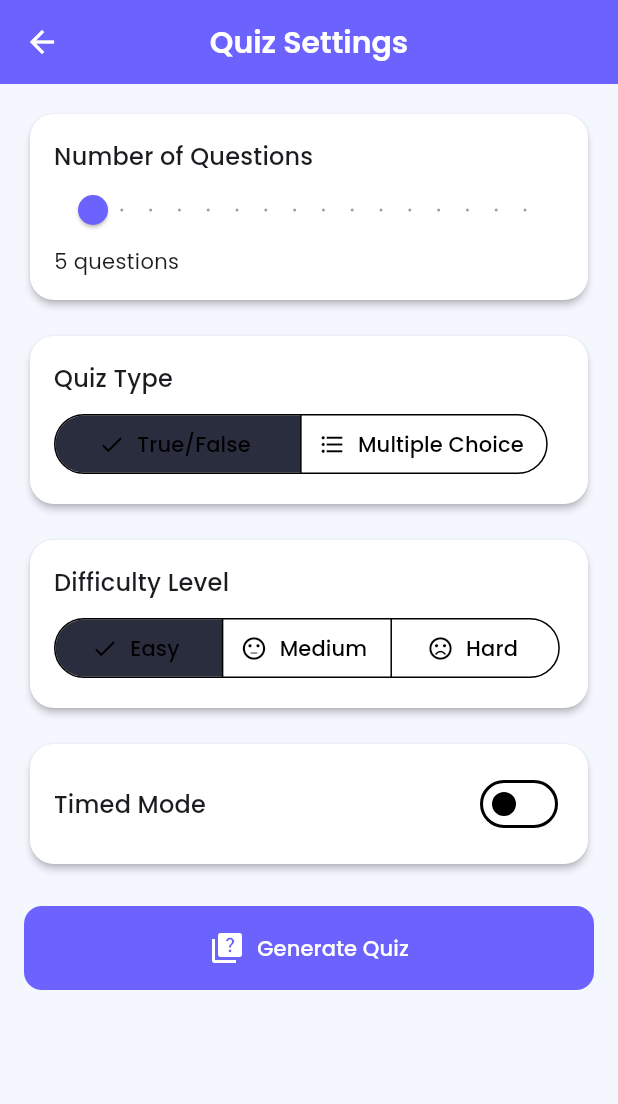
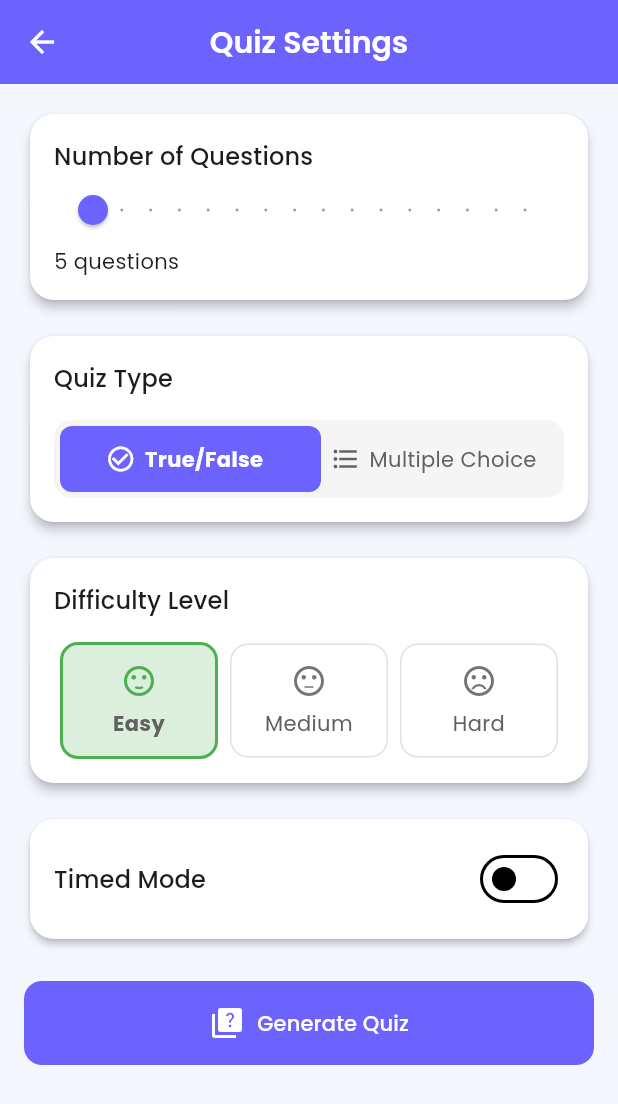
Before and after one commit to asstavip/Quizzer-App, a Flutter app: the QuizGenerationScreen screen opened directly with empty values, on a phone screen of 412 x 824 dp. Shown: the top 1104 px of the screen. Run offline on Flutter 3.47's test engine with Material 3 defaults, Android fonts, the phone set to English and light mode, and no system bars; our stand-ins replace easy_localization, file_picker, flutter_dotenv, google_fonts, rflutter_alert; missing offline and left inert: aura_box, flutter_pdfview, syncfusion_flutter_pdf.

```diff
--- a/lib/screens/quiz_generation_screen.dart
+++ b/lib/screens/quiz_generation_screen.dart
@@ -10,6 +10,7 @@ import 'package:pdf_uploader/utils/strings.dart';
 import 'package:easy_localization/easy_localization.dart';
 
 enum QuizDifficulty { easy, medium, hard }
+
 enum QuizType { truefalse, multichoice }
 
 class QuizSettings {
@@ -50,11 +51,17 @@ class _QuizGenerationScreenState extends State<QuizGenerationScreen> {
     String difficultyPrompt;
     switch (selectedDifficulty) {
       case QuizDifficulty.easy:
-        difficultyPrompt = selectedQuizType == QuizType.truefalse ? AppStrings.easyPrompt : AppStrings.easyPromptMultiple;
+        difficultyPrompt = selectedQuizType == QuizType.truefalse
+            ? AppStrings.easyPrompt
+            : AppStrings.easyPromptMultiple;
       case QuizDifficulty.medium:
-        difficultyPrompt = selectedQuizType == QuizType.truefalse ? AppStrings.mediumPrompt : AppStrings.mediumPromptMultiple;
+        difficultyPrompt = selectedQuizType == QuizType.truefalse
+            ? AppStrings.mediumPrompt
+            : AppStrings.mediumPromptMultiple;
       case QuizDifficulty.hard:
-        difficultyPrompt = selectedQuizType == QuizType.truefalse ? AppStrings.hardPrompt : AppStrings.hardPromptMultiple;
+        difficultyPrompt = selectedQuizType == QuizType.truefalse
+            ? AppStrings.hardPrompt
+            : AppStrings.hardPromptMultiple;
     }
 
     // Quiz type part
@@ -105,7 +112,8 @@ class _QuizGenerationScreenState extends State<QuizGenerationScreen> {
         throw const FormatException('No valid JSON array found');
       }
 
-      cleanedText = cleanedText.substring(startIndex, endIndex)
+      cleanedText = cleanedText
+          .substring(startIndex, endIndex)
           .replaceAll(RegExp(r',(\s*[}\]])', multiLine: true), r' ')
           .replaceAll(RegExp(r'\n\s*'), ' ');
       if (kDebugMode) {
@@ -176,15 +184,18 @@ class _QuizGenerationScreenState extends State<QuizGenerationScreen> {
       final url = Uri.parse(
           'https://generativelanguage.googleapis.com/v1/models/gemini-2.0-flash:generateContent?key=$apiKey');
       print(_getPrompt());
-      final response = await http.post(
+      final response = await http
+          .post(
             url,
             headers: {'Content-Type': 'application/json'},
             body: jsonEncode({
-          "contents": [{
-            "parts": [{
-              "text": "${_getPrompt()} Based on this text: $text"
-            }]
-          }],
+              "contents": [
+                {
+                  "parts": [
+                    {"text": "${_getPrompt()} Based on this text: $text"}
+                  ]
+                }
+              ],
               "generationConfig": {
                 "temperature": 0.3,
                 "topK": 1,
@@ -193,7 +204,8 @@ class _QuizGenerationScreenState extends State<QuizGenerationScreen> {
                 "stopSequences": ["**", "#"]
               },
             }),
-      ).timeout(const Duration(seconds: 60));
+          )
+          .timeout(const Duration(seconds: 60));
 
       if (response.statusCode == 200) {
         final data = jsonDecode(response.body);
@@ -202,7 +214,8 @@ class _QuizGenerationScreenState extends State<QuizGenerationScreen> {
           throw Exception('Invalid API response format');
         }
 
-        String generatedText = data['candidates'][0]['content']['parts'][0]['text'] as String;
+        String generatedText =
+            data['candidates'][0]['content']['parts'][0]['text'] as String;
         final questionList = _processResponse(generatedText);
 
         if (questionList.isEmpty) {
@@ -263,7 +276,8 @@ class _QuizGenerationScreenState extends State<QuizGenerationScreen> {
             _buildTimedModeCard(),
             const SizedBox(height: 24),
             ElevatedButton.icon(
-              onPressed: isLoading ? null : () => generateQuestions(extractedData),
+              onPressed:
+                  isLoading ? null : () => generateQuestions(extractedData),
               icon: isLoading
                   ? const SizedBox(
                       width: 24,
@@ -287,6 +301,8 @@ class _QuizGenerationScreenState extends State<QuizGenerationScreen> {
   // UI Components
   Widget _buildQuestionCountCard() {
     return Card(
+      elevation: 3,
+      shape: RoundedRectangleBorder(borderRadius: BorderRadius.circular(16)),
       child: Padding(
         padding: const EdgeInsets.all(16.0),
         child: Column(
@@ -318,8 +334,12 @@ class _QuizGenerationScreenState extends State<QuizGenerationScreen> {
     );
   }
 
+  // Custom slider thumb shape with question count display
+
   Widget _buildQuizTypeCard() {
     return Card(
+      elevation: 3,
+      shape: RoundedRectangleBorder(borderRadius: BorderRadius.circular(16)),
       child: Padding(
         padding: const EdgeInsets.all(16.0),
         child: Column(
@@ -329,26 +349,53 @@ class _QuizGenerationScreenState extends State<QuizGenerationScreen> {
               'Quiz Type',
               style: Theme.of(context).textTheme.titleMedium,
             ),
-            const SizedBox(height: 8),
-            SegmentedButton<QuizType>(
-              segments: const [
-                ButtonSegment<QuizType>(
-                  value: QuizType.truefalse,
-                  label: Text('True/False'),
-                  icon: Icon(Icons.check_circle_outline),
+            const SizedBox(height: 16),
+            Container(
+              decoration: BoxDecoration(
+                color: Colors.grey.shade100,
+                borderRadius: BorderRadius.circular(12),
               ),
-                ButtonSegment<QuizType>(
-                  value: QuizType.multichoice,
-                  label: Text('Multiple Choice'),
-                  icon: Icon(Icons.format_list_bulleted),
+              padding: const EdgeInsets.all(4),
+              child: Stack(
+                children: [
+                  // Animated selection indicator
+                  AnimatedPositioned(
+                    duration: const Duration(milliseconds: 250),
+                    curve: Curves.easeInOut,
+                    left: selectedQuizType == QuizType.truefalse
+                        ? 0
+                        : MediaQuery.of(context).size.width / 2 - 48,
+                    top: 0,
+                    bottom: 0,
+                    width: MediaQuery.of(context).size.width / 2 - 32,
+                    child: Container(
+                      decoration: BoxDecoration(
+                        color: Theme.of(context).colorScheme.primary,
+                        borderRadius: BorderRadius.circular(8),
+                      ),
+                    ),
+                  ),
+                  // Buttons
+                  Row(
+                    children: [
+                      _buildTabOption(
+                        label: 'True/False',
+                        icon: Icons.check_circle_outline,
+                        isSelected: selectedQuizType == QuizType.truefalse,
+                        onTap: () => setState(
+                            () => selectedQuizType = QuizType.truefalse),
+                      ),
+                      _buildTabOption(
+                        label: 'Multiple Choice',
+                        icon: Icons.format_list_bulleted,
+                        isSelected: selectedQuizType == QuizType.multichoice,
+                        onTap: () => setState(
+                            () => selectedQuizType = QuizType.multichoice),
                       ),
                     ],
-              selected: {selectedQuizType},
-              onSelectionChanged: (Set<QuizType> newSelection) {
-                setState(() {
-                  selectedQuizType = newSelection.first;
-                });
-              },
+                  ),
+                ],
+              ),
             ),
           ],
         ),
@@ -356,8 +403,44 @@ class _QuizGenerationScreenState extends State<QuizGenerationScreen> {
     );
   }
 
+  Widget _buildTabOption({
+    required String label,
+    required IconData icon,
+    required bool isSelected,
+    required VoidCallback onTap,
+  }) {
+    return Expanded(
+      child: GestureDetector(
+        onTap: onTap,
+        child: Container(
+          padding: const EdgeInsets.symmetric(vertical: 12),
+          child: Row(
+            mainAxisAlignment: MainAxisAlignment.center,
+            children: [
+              Icon(
+                icon,
+                color: isSelected ? Colors.white : Colors.grey.shade700,
+                size: 20,
+              ),
+              const SizedBox(width: 6),
+              Text(
+                label,
+                style: TextStyle(
+                  color: isSelected ? Colors.white : Colors.grey.shade700,
+                  fontWeight: isSelected ? FontWeight.bold : FontWeight.normal,
+                ),
+              ),
+            ],
+          ),
+        ),
+      ),
+    );
+  }
+
   Widget _buildDifficultyCard() {
     return Card(
+      elevation: 3,
+      shape: RoundedRectangleBorder(borderRadius: BorderRadius.circular(16)),
       child: Padding(
         padding: const EdgeInsets.all(16.0),
         child: Column(
@@ -367,33 +450,83 @@ class _QuizGenerationScreenState extends State<QuizGenerationScreen> {
               AppStrings.difficultyLevel.tr(),
               style: Theme.of(context).textTheme.titleMedium,
             ),
-            const SizedBox(height: 8),
-            SegmentedButton<QuizDifficulty>(
-              segments: [
-                ButtonSegment<QuizDifficulty>(
-                  value: QuizDifficulty.easy,
-                  label: Text(AppStrings.easy.tr()),
-                  icon: const Icon(Icons.sentiment_satisfied),
+            const SizedBox(height: 16),
+            Row(
+              children: [
+                _buildDifficultyOption(
+                  label: AppStrings.easy.tr(),
+                  icon: Icons.sentiment_satisfied,
+                  color: Colors.green,
+                  isSelected: selectedDifficulty == QuizDifficulty.easy,
+                  onTap: () =>
+                      setState(() => selectedDifficulty = QuizDifficulty.easy),
                 ),
-                ButtonSegment<QuizDifficulty>(
-                  value: QuizDifficulty.medium,
-                  label: Text(AppStrings.medium.tr()),
-                  icon: const Icon(Icons.sentiment_neutral),
+                _buildDifficultyOption(
+                  label: AppStrings.medium.tr(),
+                  icon: Icons.sentiment_neutral,
+                  color: Colors.orange,
+                  isSelected: selectedDifficulty == QuizDifficulty.medium,
+                  onTap: () => setState(
+                      () => selectedDifficulty = QuizDifficulty.medium),
                 ),
-                ButtonSegment<QuizDifficulty>(
-                  value: QuizDifficulty.hard,
-                  label: Text(AppStrings.hard.tr()),
-                  icon: const Icon(Icons.sentiment_very_dissatisfied),
+                _buildDifficultyOption(
+                  label: AppStrings.hard.tr(),
+                  icon: Icons.sentiment_very_dissatisfied,
+                  color: Colors.red,
+                  isSelected: selectedDifficulty == QuizDifficulty.hard,
+                  onTap: () =>
+                      setState(() => selectedDifficulty = QuizDifficulty.hard),
                 ),
               ],
-              selected: {selectedDifficulty},
-              onSelectionChanged: (Set<QuizDifficulty> newSelection) {
-                setState(() {
-                  selectedDifficulty = newSelection.first;
-                });
-              },
             ),
           ],
+        ),
+      ),
+    );
+  }
+
+  Widget _buildDifficultyOption({
+    required String label,
+    required IconData icon,
+    required Color color,
+    required bool isSelected,
+    required VoidCallback onTap,
+  }) {
+    return Expanded(
+      child: GestureDetector(
+        onTap: onTap,
+        child: AnimatedContainer(
+          duration: const Duration(milliseconds: 300),
+          margin: const EdgeInsets.symmetric(horizontal: 4),
+          padding: const EdgeInsets.symmetric(vertical: 12, horizontal: 8),
+          decoration: BoxDecoration(
+            color: isSelected ? color.withOpacity(0.2) : Colors.transparent,
+            borderRadius: BorderRadius.circular(12),
+            border: Border.all(
+              color: isSelected ? color : Colors.grey.shade300,
+              width: isSelected ? 2 : 1,
+            ),
+          ),
+          child: Column(
+            mainAxisSize: MainAxisSize.min,
+            children: [
+              Icon(
+                icon,
+                color: isSelected ? color : Colors.grey.shade600,
+                size: 24,
+              ),
+              const SizedBox(height: 6),
+              Text(
+                label,
+                textAlign: TextAlign.center,
+                style: TextStyle(
+                  color:
+                      isSelected ? Colors.grey.shade700 : Colors.grey.shade700,
+                  fontWeight: isSelected ? FontWeight.bold : FontWeight.normal,
+                ),
+              ),
+            ],
+          ),
         ),
       ),
     );
--- a/lib/screens/quiz_screen.dart
+++ b/lib/screens/quiz_screen.dart
@@ -34,12 +34,15 @@ class _QuizScreenState extends State<QuizScreen> {
   void didChangeDependencies() {
     super.didChangeDependencies();
     if (questions == null) {
-      final args = ModalRoute.of(context)?.settings.arguments as Map<String, dynamic>?;
+      final args =
+          ModalRoute.of(context)?.settings.arguments as Map<String, dynamic>?;
       if (args != null) {
         questions = List<Map<String, dynamic>>.from(args['questions']);
         final settings = args['settings'];
         bool isMultiChoice = questions!.first['type'] == 'multichoice';
-        userAnswers = isMultiChoice ? List<String?>.filled(questions!.length, null) : List<bool?>.filled(questions!.length, null);
+        userAnswers = isMultiChoice
+            ? List<String?>.filled(questions!.length, null)
+            : List<bool?>.filled(questions!.length, null);
         if (settings.timedMode) {
           startTimer(settings.timePerQuestion);
         }
@@ -97,12 +100,12 @@ class _QuizScreenState extends State<QuizScreen> {
 
     isLoadingNextQuestion = true;
 
-    setState(() {
+    // Show correct answer for a moment
+    Future.delayed(const Duration(milliseconds: 1500), () {
       if (questionIndex >= questions!.length - 1) {
         showQuizComplete();
       } else {
-        Duration duration = const Duration(seconds: 1);
-        Future.delayed(duration, () {
+        // Animate to next question
         setState(() {
           questionIndex++;
           isTimeUp = false;
@@ -111,10 +114,10 @@ class _QuizScreenState extends State<QuizScreen> {
           answerColor = Colors.white;
           selectedAnswer = null;
         });
-        });
 
         if (questionTimer != null) {
-          final args = ModalRoute.of(context)!.settings.arguments as Map<String, dynamic>;
+          final args = ModalRoute.of(context)!.settings.arguments
+              as Map<String, dynamic>;
           startTimer(args['settings'].timePerQuestion);
         }
       }
@@ -134,9 +137,12 @@ class _QuizScreenState extends State<QuizScreen> {
       type: AlertType.success,
       title: AppStrings.quizCompleteTitle.tr(),
       desc: "${AppStrings.scoreText.tr()} $score/${questions!.length}",
-      closeIcon: IconButton(onPressed: (){
-        Navigator.popUntil(context, ModalRoute.withName(QuizGenerationScreen.id));
-      }, icon: const Icon(Icons.close)),
+      closeIcon: IconButton(
+          onPressed: () {
+            Navigator.popUntil(
+                context, ModalRoute.withName(QuizGenerationScreen.id));
+          },
+          icon: const Icon(Icons.close)),
       buttons: [
         DialogButton(
           child: Text(
@@ -186,7 +192,8 @@ class _QuizScreenState extends State<QuizScreen> {
                   padding: const EdgeInsets.symmetric(vertical: 16),
                 ),
                 onPressed: isTimeUp ? null : () => checkAnswer(true),
-                child: Text(AppStrings.trueLabel.tr(), style: const TextStyle(fontSize: 20)),
+                child: Text(AppStrings.trueLabel.tr(),
+                    style: const TextStyle(fontSize: 20)),
               ),
             ),
             const SizedBox(width: 16),
@@ -197,7 +204,8 @@ class _QuizScreenState extends State<QuizScreen> {
                   padding: const EdgeInsets.symmetric(vertical: 16),
                 ),
                 onPressed: isTimeUp ? null : () => checkAnswer(false),
-                child: Text(AppStrings.falseLabel.tr(), style: const TextStyle(fontSize: 20)),
+                child: Text(AppStrings.falseLabel.tr(),
+                    style: const TextStyle(fontSize: 20)),
               ),
             ),
           ],
@@ -207,7 +215,8 @@ class _QuizScreenState extends State<QuizScreen> {
       return Padding(
         padding: const EdgeInsets.all(16.0),
         child: Column(
-          children: currentQuestion['options'].asMap().entries.map<Widget>((entry) {
+          children:
+              currentQuestion['options'].asMap().entries.map<Widget>((entry) {
             final option = entry.value;
             final letter = option.substring(0, 1); // Extract A, B, C, or D
             final isSelected = selectedAnswer == letter;
@@ -216,10 +225,13 @@ class _QuizScreenState extends State<QuizScreen> {
               padding: const EdgeInsets.only(bottom: 8.0),
               child: ElevatedButton(
                 style: ElevatedButton.styleFrom(
-                  backgroundColor: isSelected ? AppTheme.customColors['secondary'] : null,
-                  padding: const EdgeInsets.symmetric(vertical: 16, horizontal: 24),
+                  backgroundColor:
+                      isSelected ? AppTheme.customColors['secondary'] : null,
+                  padding:
+                      const EdgeInsets.symmetric(vertical: 16, horizontal: 24),
                 ),
-                onPressed: isTimeUp || isAnswered ? null : () => checkAnswer(letter),
+                onPressed:
+                    isTimeUp || isAnswered ? null : () => checkAnswer(letter),
                 child: Row(
                   children: [
                     Expanded(
@@ -253,7 +265,8 @@ class _QuizScreenState extends State<QuizScreen> {
 
     return Scaffold(
       appBar: AppBar(
-        title: Text('${AppStrings.questionNumberText.tr()} ${questionIndex + 1}/${questions!.length}'),
+        title: Text(
+            '${AppStrings.questionNumberText.tr()} ${questionIndex + 1}/${questions!.length}'),
         actions: [
           if (questionTimer != null)
             Padding(
@@ -319,7 +332,8 @@ class _QuizScreenState extends State<QuizScreen> {
                                     child: Text(
                                       AppStrings.timesUp.tr(),
                                       style: TextStyle(
-                                        color: Theme.of(context).colorScheme.error,
+                                        color:
+                                            Theme.of(context).colorScheme.error,
                                         fontSize: 20,
                                         fontWeight: FontWeight.bold,
                                       ),
--- a/lib/utils/strings.dart
+++ b/lib/utils/strings.dart
@@ -62,4 +62,14 @@ class AppStrings {
   static const String selectAll = 'selectAll';
   static const String clearSelection = 'clearSelection';
   static const String page = 'page';
+
+  // ...existing code...
+  static const String startPage = 'startPage';
+  static const String endPage = 'endPage';
+  static const String to = 'to';
+  static const String pageRange = 'pageRange';
+  static const String addRange = 'addRange';
+  static const String cancel = 'cancel';
+  static const String invalidPageRange = 'invalidPageRange';
+// ...existing code...
 }
```
Lines whose indentation alone changed are shown as unchanged.
